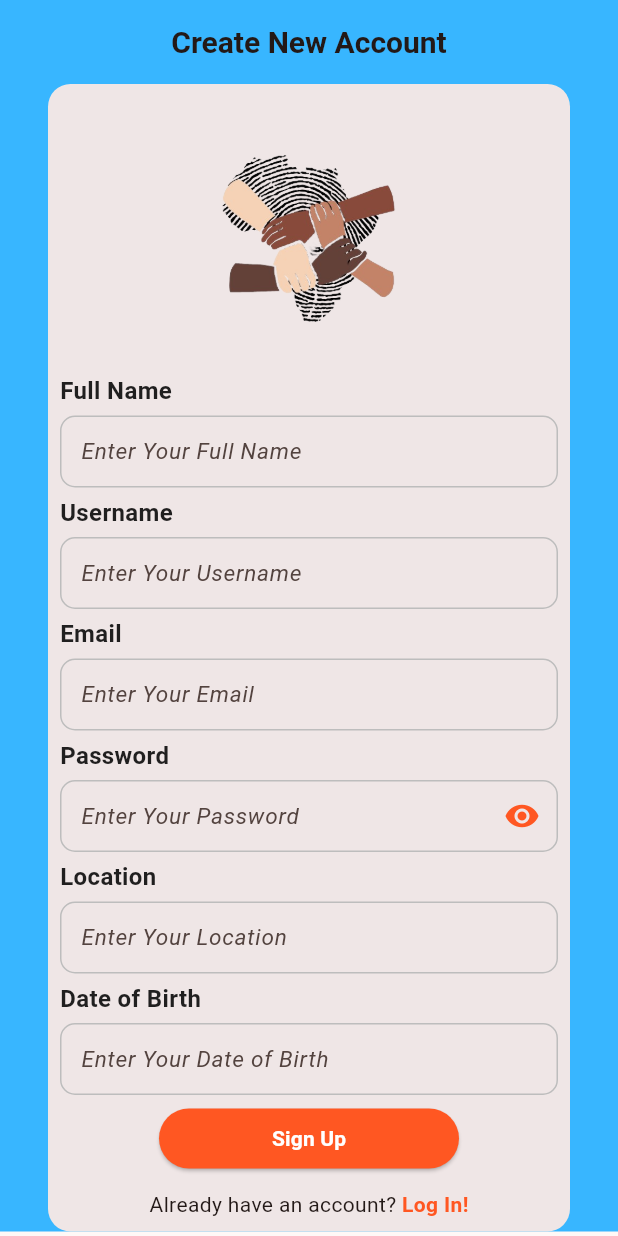
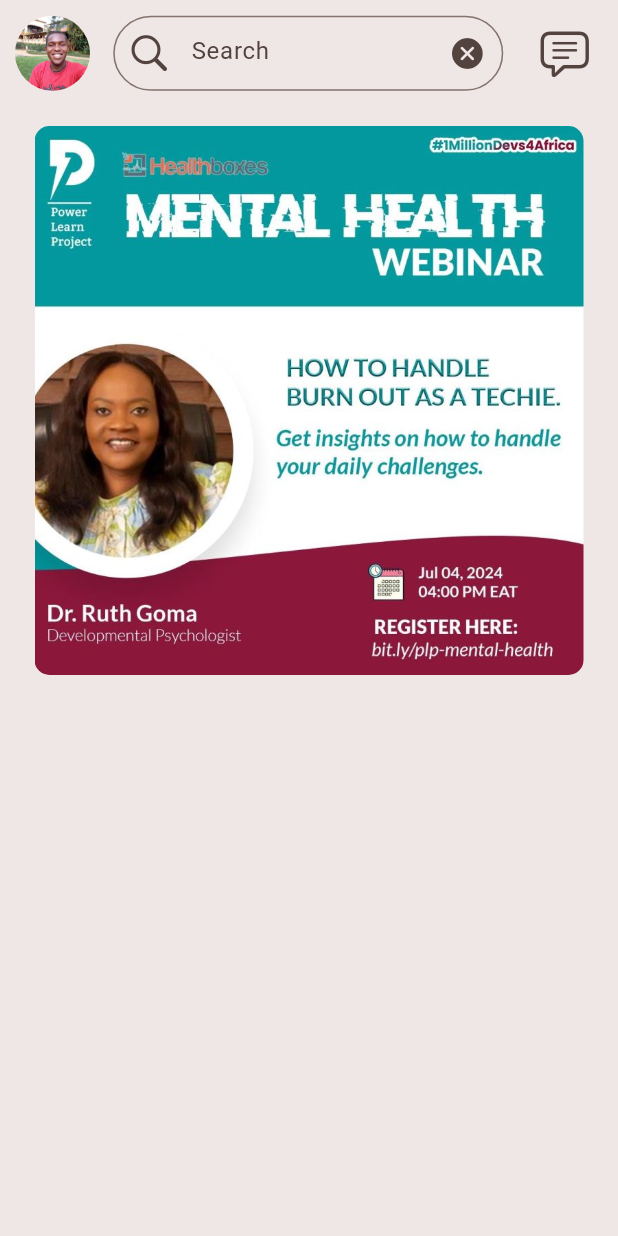
Before and after one commit to KaKaCodes1/UniKonnekt, a Flutter app: the screen it shows after launch, on a phone screen of 412 x 824 dp. Run offline on Flutter 3.47's test engine with Material 3 defaults, Android fonts, the phone set to English and light mode, and no system bars.

Commit message:
Making the home screen

```diff
--- a/lib/main.dart
+++ b/lib/main.dart
@@ -1,5 +1,6 @@
 import 'package:flutter/material.dart';
-import 'package:unikonnect/screens/register_screen.dart';
+import 'package:unikonnect/screens/home_screen.dart';
+// import 'package:unikonnect/screens/register_screen.dart';
 // import 'package:unikonnect/screens/splash_screen.dart';
 
 void main() {
@@ -20,7 +21,8 @@ class MyApp extends StatelessWidget {
         useMaterial3: true,
       ),
       // home: const Splashscreen(),
-      home: const Register(),
+      // home: const Register(),
+      home: const HomeScreen(),
     );
   }
 }
--- /dev/null
+++ b/lib/screens/home_screen.dart
@@ -0,0 +1,77 @@
+import 'package:flutter/cupertino.dart';
+import 'package:flutter/material.dart';
+import 'package:flutter/widgets.dart';
+
+import '../widgets/image_in_slider.dart';
+
+class HomeScreen extends StatelessWidget {
+  const HomeScreen({super.key});
+
+  @override
+  Widget build(BuildContext context) {
+    return Scaffold(
+      backgroundColor: const Color.fromARGB(255, 239, 230, 230),
+      body: SafeArea(
+        child: Padding(
+          padding: const EdgeInsets.all(10.0),
+          child: ListView(
+            children:  [
+              Row(
+                mainAxisAlignment: MainAxisAlignment.spaceBetween,
+                children: [
+                  const CircleAvatar(
+                    radius: 25,
+                    backgroundImage: AssetImage('assets/images/me.jpg'),
+
+                  ),
+
+                  SizedBox(
+                    width: 260,
+                    height: 50,
+                    child: TextField(
+                      decoration: InputDecoration(
+                        border: OutlineInputBorder(
+                          borderRadius: BorderRadius.circular(30),
+                        ),
+                        hintText: 'Search',
+                        prefixIcon: const Icon(
+                          CupertinoIcons.search,
+                          size: 30,
+                        ),
+                        suffixIcon: IconButton(
+                          onPressed: (){},
+                          icon: const Icon(
+                            CupertinoIcons.clear_circled_solid,
+                            ),
+                        ),
+                      ),
+                    ),
+                  ),
+
+                  // const CircleAvatar(
+                  //   radius: 25,
+                  //   backgroundColor:  Color.fromARGB(255, 180, 175, 175),
+                  //   // child: Icon(Icons.message_outlined,size: 30,),
+                  //   child: Icon(CupertinoIcons.text_bubble, size: 30,),
+                  // ),
+
+                  IconButton(
+                    onPressed: (){},
+                    icon: const Icon(CupertinoIcons.text_bubble, size: 35,),
+                    )
+                ],
+              ),
+
+              const SizedBox(height: 10,),
+
+              Padding(
+                padding: const EdgeInsets.all(13.0),
+                child: ImageInSlider(imageUrl: 'assets/images/mentalhealth.jpeg',),
+              ),
+            ],
+          ),
+        ),
+      ),
+    );
+  }
+}
--- a/lib/screens/login_screen.dart
+++ b/lib/screens/login_screen.dart
@@ -30,33 +30,32 @@ class _LoginScreenState extends State<LoginScreen> {
         ),
       ),
 
-      body: SingleChildScrollView(
-        child: Container(
+      body: Container(
         width: double.infinity,
+        height: MediaQuery.of(context).size.height,
         decoration: const BoxDecoration(
           color:  Color(0xff38b6ff),
         ),
-          child: Column(
-            children: [
-              Center(
+        child: Center(
+          child: IntrinsicHeight(
             child: Container(
               decoration: BoxDecoration(
                 borderRadius: BorderRadius.circular(15),
                 color: const Color.fromARGB(255, 239, 230, 230),
               ),
               width: 348,
-                  height: MediaQuery.of(context).size.height,
+              // height: MediaQuery.of(context).size.height,
               child: Padding(
                 padding: const EdgeInsets.all(10.0),
                 child: Column(
                   mainAxisSize: MainAxisSize.min,
-                      mainAxisAlignment: MainAxisAlignment.center,
+                  // mainAxisAlignment: MainAxisAlignment.center,
                   children: [
                     Center(
                       child: Image.asset(
                         'assets/images/small_logo.png',
-                            width: 180,
-                            height: 180,
+                        width: 200,
+                        height: 200,
                       ),
                     ),
                     inputField(
@@ -89,11 +88,11 @@ class _LoginScreenState extends State<LoginScreen> {
                         backgroundColor: Colors.deepOrange,
                       ),
                       child: const Text(
-                            'Sign Up',
+                        'Login',
                         style: TextStyle(
                           fontWeight: FontWeight.bold,
                           color: Colors.white,
-
+                          fontSize: 20,
                         ),
                       ),
                     ),
@@ -126,10 +125,8 @@ class _LoginScreenState extends State<LoginScreen> {
                   ]
                 ),
               ),
+            ),
           ),//cont
-              ),
-            ],
-          ),
         ),
       ),
     );
@@ -148,7 +145,7 @@ Widget inputField({
         Text(
           label,
           style: const TextStyle(
-              fontSize: 16, fontWeight: FontWeight.bold, color: Colors.black87),
+              fontSize: 18, fontWeight: FontWeight.bold, color: Colors.black87),
         ),
         const SizedBox(
           height: 5,
--- a/lib/screens/register_screen.dart
+++ b/lib/screens/register_screen.dart
@@ -150,7 +150,7 @@ class _RegisterState extends State<Register> {
                               style: TextStyle(
                                 fontWeight: FontWeight.bold,
                                 color: Colors.white,
-
+                                fontSize: 20,
                               ),
                             ),
                             ),
@@ -208,7 +208,7 @@ class _RegisterState extends State<Register> {
         Text(
           label,
           style: const TextStyle(
-              fontSize: 16, fontWeight: FontWeight.bold, color: Colors.black87),
+              fontSize: 18, fontWeight: FontWeight.bold, color: Colors.black87),
         ),
         const SizedBox(
           height: 5,
--- /dev/null
+++ b/lib/widgets/image_in_slider.dart
@@ -0,0 +1,49 @@
+import 'package:flutter/material.dart';
+
+class ImageInSlider extends StatelessWidget {
+  const ImageInSlider({
+    super.key,
+    this.border,
+    this.padding,
+    this.onPressed,
+    this.width,
+    this.height,
+    this.applyImageRadius = true,
+    this.fit = BoxFit.contain,
+    this.backgroundColor = Colors.white10,
+    this.isNetworkImage = false,
+    required this.imageUrl,
+    this.borderRadius = 10,
+  });
+  final double? width, height;
+  final String? imageUrl;
+  final bool applyImageRadius;
+  final BoxBorder? border;
+  final Color backgroundColor;
+  final BoxFit? fit;
+  final EdgeInsetsGeometry? padding;
+  final bool isNetworkImage;
+  final VoidCallback? onPressed;
+  final double borderRadius;
+
+  @override
+  Widget build(BuildContext context) {
+    return GestureDetector(
+      onTap: onPressed,
+      child: Container(
+        width: width,
+        height: height,
+        padding: padding,
+        decoration: BoxDecoration(
+          border: border,
+          color: backgroundColor,
+          borderRadius: BorderRadius.circular(borderRadius),
+        ),
+        child: ClipRRect(
+          borderRadius: applyImageRadius ? BorderRadius.circular(borderRadius) : BorderRadius.zero,
+          child:  Image(fit: fit, image: isNetworkImage ? NetworkImage(imageUrl!) : AssetImage(imageUrl!) as ImageProvider ),
+        ),
+      ),
+    );
+  }
+}
--- a/pubspec.yaml
+++ b/pubspec.yaml
@@ -35,6 +35,7 @@ dependencies:
   # The following adds the Cupertino Icons font to your application.
   # Use with the CupertinoIcons class for iOS style icons.
   cupertino_icons: ^1.0.6
+  carousel_slider: ^4.2.1
 
 dev_dependencies:
   flutter_test:
```
Also changed, not shown: assets/images/alx banner.jpeg (added), assets/images/banner wit.png (added), assets/images/me.jpg (added), assets/images/mentalhealth.jpeg (added), pubspec.lock. Lines whose indentation alone changed are shown as unchanged.
